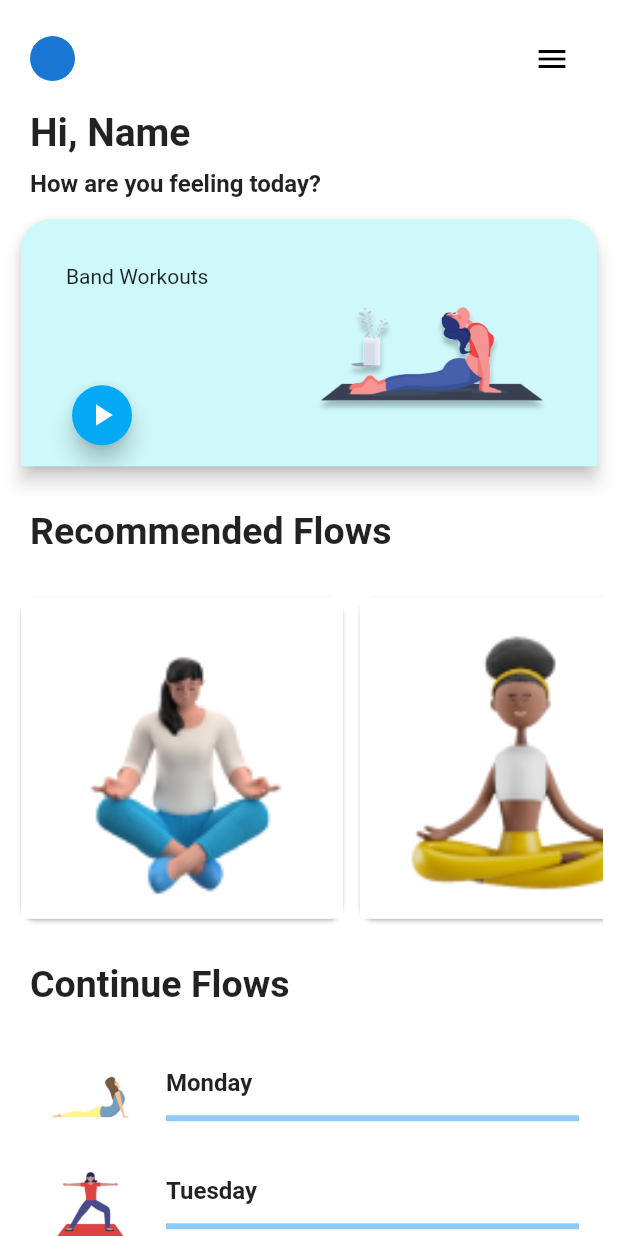
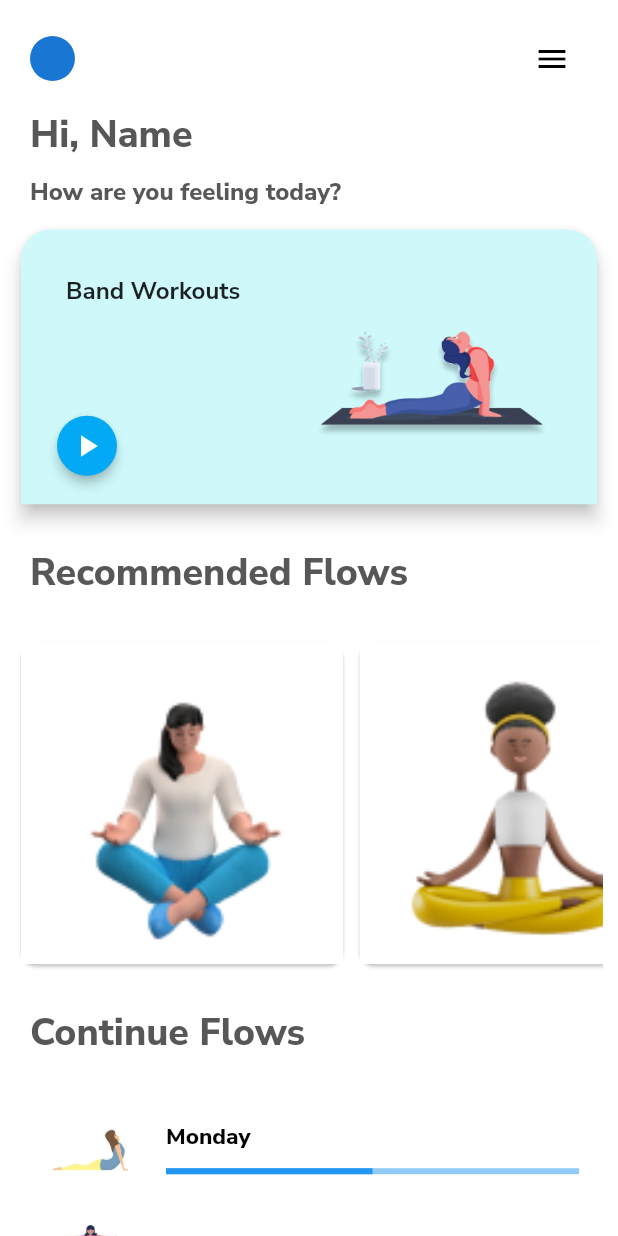
Before and after one commit to sumana-2001/Health_Page_Aadi_Foundation, a Flutter app: the player screen opened directly, after a tap on the "arrow back" icon, on a phone screen of 412 x 824 dp. Run offline on Flutter 3.47's test engine with Material 2 defaults, Android fonts, the phone set to English and light mode, and no system bars; our stand-ins replace carousel_slider, chewie, flutter_svg, google_fonts, google_nav_bar, readmore and 2 more; missing offline and left inert: proste_bezier_curve.

Commit message:
font change

```diff
--- a/lib/components/HomePage.dart
+++ b/lib/components/HomePage.dart
@@ -1,5 +1,6 @@
 import "package:carousel_slider/carousel_slider.dart";
 import "package:flutter/material.dart";
+import "package:google_fonts/google_fonts.dart";
 import "package:smooth_page_indicator/smooth_page_indicator.dart";
 import "package:updated_health_app/components/yoga.dart";
 
@@ -56,15 +57,19 @@ class _MyHomePageState extends State<MyHomePage> {
                     children: [
                       Text(
                         "Start your yoga journey now",
-                        style:
-                            TextStyle(fontSize: 27, fontWeight: FontWeight.w600),
-                      ),
+                        style:GoogleFonts.nunitoSans(
+                          fontWeight: FontWeight.w800,
+                          fontSize: 27,
+
+                        ),
+                        ),
                       Spacer(),
                       Text(
                         "Our expert will help you and they will guide\n"
                         "you how you can improve your health",
-                        style: TextStyle(
-                          color: Colors.grey,
+                        style: GoogleFonts.nunitoSans(
+                          color:Colors.grey,
+                          fontWeight: FontWeight.w400,
                           fontSize: 15,
                         ),
                         textAlign: TextAlign.center,
@@ -87,9 +92,16 @@ class _MyHomePageState extends State<MyHomePage> {
                   },
                   label: Row(
                     children: [
-                      const Text(
+                      Text(
                         "GET STARTED",
-                        style: TextStyle(color: Colors.white),
+                        style: GoogleFonts.nunitoSans(
+                          color: Colors.white,
+                          fontWeight: FontWeight.w600,
+                          fontSize: 15,
+                        )
+                      ),
+                      SizedBox(
+                        width: MediaQuery.of(context).size.width / 25,
                       ),
                       Icon(
                         Icons.arrow_forward,
--- a/lib/components/MuscleWiki.dart
+++ b/lib/components/MuscleWiki.dart
@@ -940,7 +940,6 @@ class _DisplayState extends State<Display> {
                   icon: Icon(Icons.arrow_back),
                 ),
                 Spacer(),
-                Spacer(),
                 IconButton(
                   onPressed: () {
                     setState(() {
--- a/lib/components/player.dart
+++ b/lib/components/player.dart
@@ -1,7 +1,7 @@
 import 'package:flutter/material.dart';
+import 'package:google_fonts/google_fonts.dart';
 import 'package:readmore/readmore.dart';
 import 'package:updated_health_app/components/yoga.dart';
-import 'package:carousel_slider/carousel_slider.dart';
 
 import 'MuscleWiki.dart';
 
@@ -127,14 +127,17 @@ class _playerState extends State<player> {
                         children: [
                           Text(
                             "Name of the routine",
-                            style: TextStyle(
-                                fontWeight: FontWeight.bold, fontSize: 22),
+                            style: GoogleFonts.nunitoSans(
+                                fontWeight: FontWeight.w800, fontSize: 22
+                            ),
                           ),
                           Spacer(),
                           Text(
                             "Time",
-                            style: TextStyle(
-                                 fontSize: 11),
+                            style: GoogleFonts.nunitoSans(
+                              fontSize: 13,
+                              fontWeight: FontWeight.w600,
+                            ),
                           ),
                         ],
                       ),
@@ -153,14 +156,18 @@ class _playerState extends State<player> {
                               color: Colors.blueAccent),
                         ),
                       ),
-                      Text(
-                        "Daily Journal",
-                        style: TextStyle(
-                            fontWeight: FontWeight.bold, fontSize: 22),
+                      Padding(
+                        padding: const EdgeInsets.symmetric(vertical: 8.0),
+                        child: Text(
+                          "Daily Journal",
+                          style: GoogleFonts.nunitoSans(
+                              fontWeight: FontWeight.w800, fontSize: 22
+                          ),
+                        ),
                       ),
                       SingleChildScrollView(
                         child: ListView.builder(
-                          physics: NeverScrollableScrollPhysics(),
+                          physics: const NeverScrollableScrollPhysics(),
                           shrinkWrap: true,
                           itemCount: daily_journals.keys.length,
                           itemBuilder: (context, index) {
@@ -183,23 +190,25 @@ class _playerState extends State<player> {
                                         builder: (context) => Fetch(
                                             name: name,
                                             choice: choice,
-                                            gender: "Male")),
+                                            gender: "Male"),
+                                    ),
                                   );
                                 },
                                 child: Column(children: [
                                   ListTile(
-                                    leading: Container(
-                                      width: 80,
+                                    leading: SizedBox(
+                                      width: MediaQuery.of(context).size.width * 0.2,
                                       child: Image.asset(randomImage),
                                     ), // Random image
                                     title: Text(
                                       title,
-                                      style: TextStyle(
-                                          fontWeight: FontWeight.bold),
+                                      style: GoogleFonts.nunitoSans(
+                                          fontWeight: FontWeight.w800,
+                                      ),
                                     ),
                                     subtitle: Text(
                                       "10 minutes",
-                                      style: TextStyle(),
+                                      style: GoogleFonts.nunitoSans(),
                                     ), // Progress value (between 0 and 1)
                                   ),
                                   const Divider(),
@@ -212,9 +221,6 @@ class _playerState extends State<player> {
                   ),
                 ),
               ),
-
-
-
             ],
           ),
         ),
--- a/lib/components/yoga.dart
+++ b/lib/components/yoga.dart
@@ -1,6 +1,5 @@
 import 'package:flutter/material.dart';
-import 'package:google_nav_bar/google_nav_bar.dart';
-import 'package:proste_bezier_curve/proste_bezier_curve.dart';
+import 'package:google_fonts/google_fonts.dart';
 import 'package:updated_health_app/components/MuscleWiki.dart';
 import 'package:updated_health_app/components/player.dart';
 
@@ -84,8 +83,11 @@ class _yogaState extends State<yoga> {
                       alignment: Alignment.centerLeft,
                       child: Text(
                         "Hi, Name",
-                        style: TextStyle(
-                            fontSize: 26, fontWeight: FontWeight.bold),
+                        style: GoogleFonts.nunitoSans(
+                            fontSize: 25,
+                          fontWeight: FontWeight.w800,
+                          color: Color(0xFF575757),
+                        ),
                       ),
                     ),
                   ),
@@ -96,8 +98,11 @@ class _yogaState extends State<yoga> {
                       alignment: Alignment.centerLeft,
                       child: Text(
                         "How are you feeling today?",
-                        style: TextStyle(
-                            fontSize: 16, fontWeight: FontWeight.bold),
+                        style: GoogleFonts.nunitoSans(
+                          fontWeight: FontWeight.w800,
+                          fontSize: 16,
+                          color: Color(0xFF575757),
+                        )
                       ),
                     ),
                   ),
@@ -112,19 +117,26 @@ class _yogaState extends State<yoga> {
                         color: Color(0xFFCEF8FA),
                         child: SizedBox(
                           width: MediaQuery.of(context).size.width,
-                          height: MediaQuery.of(context).size.height / 5,
+                          height: MediaQuery.of(context).size.height / 4.5,
                           child: Stack(
                             alignment: Alignment.center,
                             children: [
                               Positioned(
-                                child: Text("Band Workouts"),
+                                child: Text(
+                                    "Band Workouts",
+                                  style: GoogleFonts.nunitoSans(
+                                    fontWeight: FontWeight.w700,
+                                    fontSize: 16,
+                                  ),
+                                ),
                                 top: 30,
                                 left: 30,
                               ),
                               Positioned(
-                                  bottom: 10,
-                                  left: 30,
+                                  bottom: 15,
+                                  left: 20,
                                   child: FloatingActionButton.small(
+                                    elevation: 3,
                                     backgroundColor: Colors.lightBlue,
                                     onPressed: () {
                                       Navigator.push(
@@ -133,7 +145,8 @@ class _yogaState extends State<yoga> {
                                             builder: (context) => Fetch(
                                                 name: "Band",
                                                 choice: 2,
-                                                gender: "Male")),
+                                                gender: "Male"),
+                                        ),
                                       );
                                     },
                                     child: Icon(Icons.play_arrow),
@@ -144,7 +157,8 @@ class _yogaState extends State<yoga> {
                                     "assets/images/poseeee.png",
                                     width: 200,
                                     height: 200,
-                                  )),
+                                  ),
+                              ),
                             ],
                           ),
                         )),
@@ -156,8 +170,11 @@ class _yogaState extends State<yoga> {
                       alignment: Alignment.centerLeft,
                       child: Text(
                         'Recommended Flows',
-                        style: TextStyle(
-                            fontWeight: FontWeight.bold, fontSize: 25),
+                        style: GoogleFonts.nunitoSans(
+                          fontWeight: FontWeight.w800,
+                          fontSize: 25,
+                          color: Color(0xFF575757),
+                        ),
                       ),
                     ),
                   ),
@@ -247,8 +264,11 @@ class _yogaState extends State<yoga> {
                       alignment: Alignment.centerLeft,
                       child: Text(
                         'Continue Flows',
-                        style: TextStyle(
-                            fontWeight: FontWeight.bold, fontSize: 25),
+                        style: GoogleFonts.nunitoSans(
+                          fontWeight: FontWeight.w800,
+                          fontSize: 25,
+                          color: Color(0xFF575757),
+                        ),
                       ),
                     ),
                   ),
@@ -276,10 +296,15 @@ class _yogaState extends State<yoga> {
                             ), // Random image
                             title: Text(
                               weekdays[index],
-                              style: TextStyle(fontWeight: FontWeight.bold),
+                              style: GoogleFonts.nunitoSans(
+                                fontWeight: FontWeight.w800,
+                                fontSize: 15,
+                                color: Colors.black,
+                              ),
+
                             ),
                             subtitle: LinearProgressIndicator(
-                              value: 0, // Progress value (between 0 and 1)
+                              value: .5, // Progress value (between 0 and 1)
                             ),
                           ),
                         );
--- a/pubspec.yaml
+++ b/pubspec.yaml
@@ -48,6 +48,7 @@ dependencies:
   chewie: ^1.7.0
   flutter_svg: ^2.0.7
   modal_bottom_sheet: ^2.1.2
+  google_fonts: ^5.1.0
 
 dev_dependencies:
   flutter_test:
```
Also changed, not shown: lib/components/unused components.dart (line endings or trailing spaces), pubspec.lock, 1 other file.
